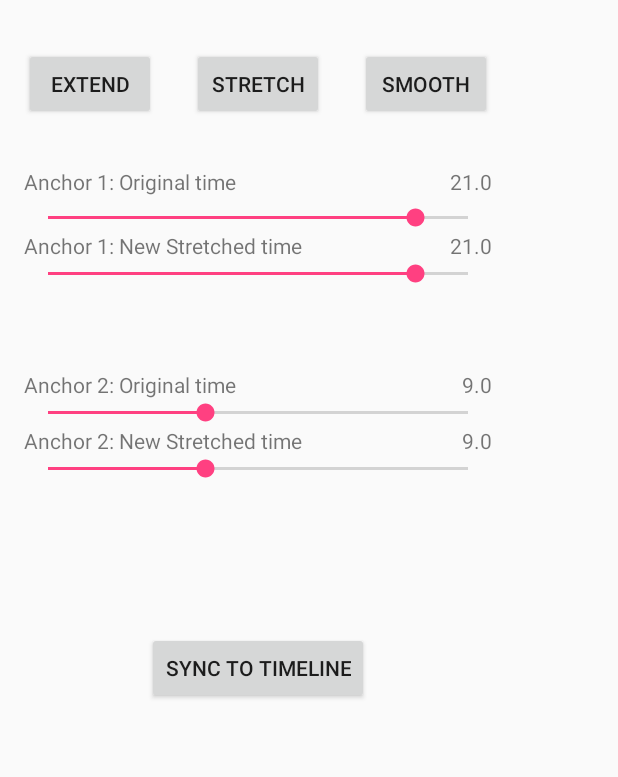
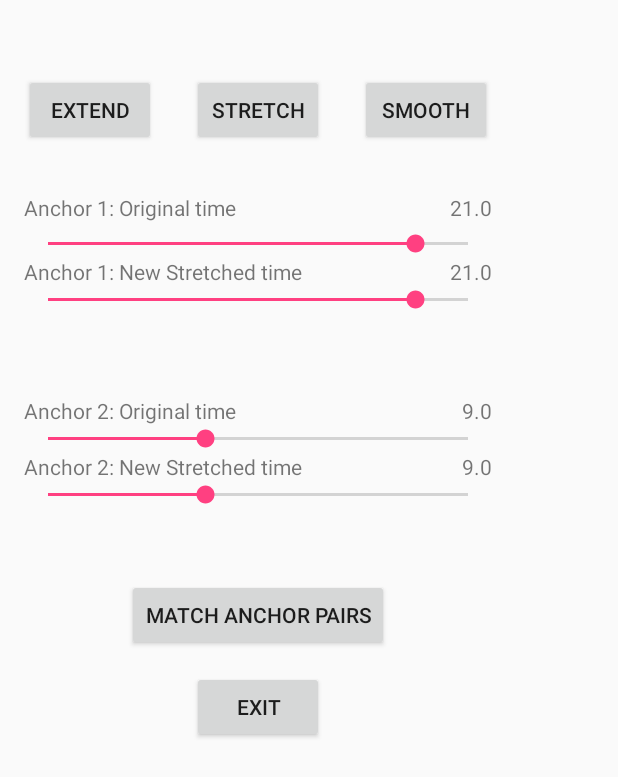
Before and after one commit to JerryGQian/Warp, an Android app: the screen it shows after launch (Configure), after a tap on "SMOOTH", on a phone screen of 412 x 824 dp. Shown: the top 777 px of the screen. Run offline under Robolectric (Android 15) with nearby library versions, the phone set to English and light mode, and no system bars.

Commit message:
New buttons

```diff
--- a/Warp/app/src/main/java/ninja/qian/warp/ClockWidget.java
+++ b/Warp/app/src/main/java/ninja/qian/warp/ClockWidget.java
@@ -1,5 +1,7 @@
 package ninja.qian.warp;
 
+import android.app.Activity;
+import android.app.PendingIntent;
 import android.appwidget.AppWidgetManager;
 import android.appwidget.AppWidgetProvider;
 import android.content.Context;
@@ -7,6 +9,7 @@ import android.content.Intent;
 import android.content.SharedPreferences;
 import android.graphics.Color;
 import android.os.Handler;
+import android.view.View;
 import android.widget.RemoteViews;
 import android.widget.ProgressBar;
 import android.widget.ImageView;
@@ -155,6 +158,14 @@ public class ClockWidget extends AppWidgetProvider {
         System.out.println("Updating Clock");
         mHandler = new Handler();
         startRepeatingTask();
+
+        RemoteViews remoteViews = new RemoteViews(context.getPackageName(), R.layout.clock_widget);
+        Intent configIntent = new Intent(context, Configure.class);
+
+        PendingIntent configPendingIntent = PendingIntent.getActivity(context, 0, configIntent, 0);
+
+        remoteViews.setOnClickPendingIntent(R.id.overlayButton, configPendingIntent);
+        appWidgetManager.updateAppWidget(appWidgetIds, remoteViews);
     }
 
     @Override
@@ -187,4 +198,14 @@ public class ClockWidget extends AppWidgetProvider {
         // Enter relevant functionality for when the last widget is disabled
         stopRepeatingTask();
     }
+
+    public void onClick(View v) {
+        final int id = v.getId();
+        switch (id) {
+            case R.id.overlayButton: {
+                break;
+            }
+        }
+
+    }
 }
--- a/Warp/app/src/main/java/ninja/qian/warp/Configure.java
+++ b/Warp/app/src/main/java/ninja/qian/warp/Configure.java
@@ -49,15 +49,18 @@ public class Configure extends Activity implements View.OnClickListener {
             if (settings == null) return;
             Settings.Handles hand = null;
             switch (settings.mode) {
-                case "Extend":
+                case "Extend": {
                     hand = settings.hExtend;
                     break;
-                case "Stretch":
+                }
+                case "Stretch": {
                     hand = settings.hStretch;
                     break;
-                case "Smooth":
+                }
+                case "Smooth": {
                     hand = settings.hSmooth;
                     break;
+                }
             }
             float val = (progress / 4.0f);
             switch (type) {
@@ -123,22 +126,6 @@ public class Configure extends Activity implements View.OnClickListener {
     }
 
     public void onClick(View v) {
-        if (v != null) {
-            final int id = v.getId();
-            switch (id) {
-                case R.id.extend_button:
-                    settings.mode = "Extend";
-                    break;
-                case R.id.stretch_button:
-                    settings.mode = "Stretch";
-                    break;
-                case R.id.smooth_button:
-                    settings.mode = "Smooth";
-                    break;
-            }
-        }
-        settings.save();
-
         Settings.Handles hand = null;
         switch (settings.mode) {
             case "Extend":
@@ -154,6 +141,30 @@ public class Configure extends Activity implements View.OnClickListener {
                 hand = settings.hExtend;
                 break;
         }
+        if (v != null) {
+            final int id = v.getId();
+            switch (id) {
+                case R.id.extend_button:
+                    settings.mode = "Extend";
+                    break;
+                case R.id.stretch_button:
+                    settings.mode = "Stretch";
+                    break;
+                case R.id.smooth_button:
+                    settings.mode = "Smooth";
+                    break;
+                case R.id.syncbutton: {
+                    hand.h1N = hand.h1;
+                    hand.h2N = hand.h2;
+                    break;
+                }
+                case R.id.exitbutton: {
+                    finish();
+                    break;
+                }
+            }
+        }
+        settings.save();
 
         texth1 .setText("" + hand.h1 );
         texth2 .setText("" + hand.h2 );
--- a/Warp/app/src/main/res/layout/activity_configure.xml
+++ b/Warp/app/src/main/res/layout/activity_configure.xml
@@ -6,27 +6,34 @@
     android:layout_height="match_parent"
     tools:context="ninja.qian.warp.Configure">
 
+    <android.support.constraint.Guideline
+        android:layout_width="wrap_content"
+        android:layout_height="wrap_content"
+        android:id="@+id/guideline"
+        app:layout_constraintGuide_begin="311dp"
+        android:orientation="horizontal" />
+
     <RelativeLayout
         android:layout_width="344dp"
         android:layout_height="495dp"
+        android:layout_marginTop="25dp"
         android:paddingBottom="@dimen/activity_vertical_margin"
         android:paddingLeft="@dimen/activity_horizontal_margin"
         android:paddingRight="@dimen/activity_horizontal_margin"
         android:paddingTop="@dimen/activity_vertical_margin"
-        tools:layout_editor_absoluteX="20dp"
         app:layout_constraintTop_toTopOf="parent"
-        android:layout_marginTop="8dp">
+        tools:layout_editor_absoluteX="16dp">
 
         <TextView
             android:id="@+id/labelh1"
             android:layout_width="wrap_content"
             android:layout_height="wrap_content"
-            android:onClick="onClick"
-            android:text="Test"
             android:layout_alignBaseline="@+id/anchor_1"
             android:layout_alignBottom="@+id/anchor_1"
+            android:layout_alignParentEnd="true"
             android:layout_alignParentRight="true"
-            android:layout_alignParentEnd="true" />
+            android:onClick="onClick"
+            android:text="Test" />
 
         <TextView
             android:id="@+id/labelh1N"
@@ -53,11 +60,11 @@
             android:id="@+id/labelh2N"
             android:layout_width="wrap_content"
             android:layout_height="wrap_content"
+            android:layout_above="@+id/seekh2N"
+            android:layout_alignParentEnd="true"
+            android:layout_alignParentRight="true"
             android:onClick="onClick"
-            android:text="Test"
-            android:layout_above="@+id/seekh2N"
-            android:layout_alignParentRight="true"
-            android:layout_alignParentEnd="true" />
+            android:text="Test" />
 
         <Button
             android:id="@+id/smooth_button"
@@ -94,11 +101,11 @@
             android:id="@+id/seekh1"
             android:layout_width="match_parent"
             android:layout_height="wrap_content"
+            android:layout_alignParentLeft="true"
+            android:layout_alignParentStart="true"
+            android:layout_below="@+id/smooth_button"
             android:layout_marginTop="56dp"
-            android:max="96"
-            android:layout_below="@+id/smooth_button"
-            android:layout_alignParentLeft="true"
-            android:layout_alignParentStart="true" />
+            android:max="96" />
 
         <SeekBar
             android:id="@+id/seekh1N"
@@ -122,20 +129,20 @@
             android:id="@+id/seekh2N"
             android:layout_width="match_parent"
             android:layout_height="wrap_content"
-            android:max="96"
+            android:layout_alignParentLeft="true"
+            android:layout_alignParentStart="true"
             android:layout_below="@+id/textView5"
-            android:layout_alignParentLeft="true"
-            android:layout_alignParentStart="true" />
+            android:max="96" />
 
         <TextView
             android:id="@+id/anchor_1"
             android:layout_width="wrap_content"
             android:layout_height="wrap_content"
-            android:text="Anchor 1: Original time"
             android:layout_alignBottom="@+id/seekh1"
             android:layout_alignParentLeft="true"
             android:layout_alignParentStart="true"
-            android:layout_marginBottom="23dp" />
+            android:layout_marginBottom="23dp"
+            android:text="Anchor 1: Original time" />
 
         <TextView
             android:id="@+id/anchor_2"
@@ -151,11 +158,21 @@
             android:id="@+id/syncbutton"
             android:layout_width="wrap_content"
             android:layout_height="wrap_content"
-            android:layout_alignParentBottom="true"
+            android:onClick="onClick"
+            android:text="Match Anchor Pairs"
+            android:layout_below="@+id/seekh2N"
             android:layout_centerHorizontal="true"
-            android:layout_marginBottom="18dp"
+            android:layout_marginTop="47dp" />
+        <Button
+            android:id="@+id/exitbutton"
+            android:layout_width="wrap_content"
+            android:layout_height="wrap_content"
             android:onClick="onClick"
-            android:text="Sync to timeline" />
+            android:text="Exit"
+            android:layout_marginTop="13dp"
+            android:layout_below="@+id/syncbutton"
+            android:layout_alignLeft="@+id/stretch_button"
+            android:layout_alignStart="@+id/stretch_button" />
 
         <TextView
             android:id="@+id/textView3"
@@ -190,11 +207,4 @@
 
     </RelativeLayout>
 
-    <android.support.constraint.Guideline
-        android:layout_width="wrap_content"
-        android:layout_height="wrap_content"
-        android:id="@+id/guideline"
-        app:layout_constraintGuide_begin="311dp"
-        android:orientation="horizontal" />
-
 </android.support.constraint.ConstraintLayout>
--- a/Warp/app/src/main/res/layout/clock_widget.xml
+++ b/Warp/app/src/main/res/layout/clock_widget.xml
@@ -110,6 +110,8 @@
         android:layout_alignBottom="@+id/extraTimeBar"
         android:layout_alignParentTop="true"
         android:layout_centerHorizontal="true"
+        android:color="#66FF0000"
+        android:alpha="0.0"
         android:onClick="onClick"
         android:text="Button"
         android:visibility="visible" />
```
